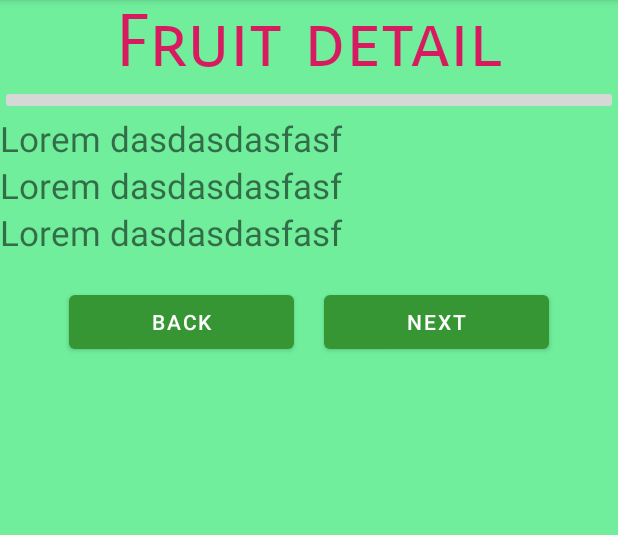
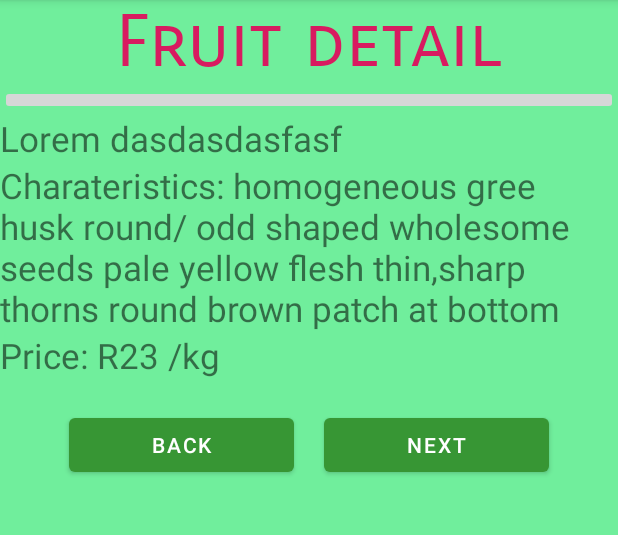
Before and after one commit to zakirzikri12/Fruit_Recognition, an Android app: the DetailFruits screen opened directly, with no data from a screen before it, on a phone screen of 412 x 824 dp, the part 84-619 px from its top. Run offline under Robolectric (Android 15) with nearby library versions, the phone set to English and light mode, and no system bars.

Commit message:
12th commit: Modify ui

```diff
--- a/app/src/main/AndroidManifest.xml
+++ b/app/src/main/AndroidManifest.xml
@@ -17,9 +17,6 @@
         android:supportsRtl="true"
         android:theme="@style/Theme.MLWithTensorFlowLite"
         android:usesCleartextTraffic = "true">
-
-
-
 
         <activity
             android:name=".MainActivity"
--- a/app/src/main/java/app/ij/mlwithtensorflowlite/DetailFruits.java
+++ b/app/src/main/java/app/ij/mlwithtensorflowlite/DetailFruits.java
@@ -61,7 +61,7 @@ public class DetailFruits extends AppCompatActivity {
             else if (story.equals("storyD")){
                 txtT.setText("Durian: D2");
                 imgT.setImageResource(R.drawable.d2);
-                txtS.setText("Lorem ipsum dolor sit amet, consectetur adipiscing elit. Sed hendrerit nisi nec quam condimentum, sit amet consequat lorem fermentum. Integer dictum");
+                txtS.setText("Durian D2 known as Durian sultan");
             }
             else if (story.equals("storyE")){
                 txtT.setText("Durian: D175");
--- a/app/src/main/res/layout/fruit_detail.xml
+++ b/app/src/main/res/layout/fruit_detail.xml
@@ -53,13 +53,13 @@
                 android:id="@+id/txtStory1"
                 android:layout_width="match_parent"
                 android:layout_height="wrap_content"
-                android:text="Lorem dasdasdasfasf"
+                android:text="Charateristics: homogeneous gree husk round/ odd shaped wholesome seeds pale yellow flesh thin,sharp thorns round brown patch at bottom"
                 android:textSize="23dp" />
             <TextView
                 android:id="@+id/txtStory2"
                 android:layout_width="match_parent"
                 android:layout_height="wrap_content"
-                android:text="Lorem dasdasdasfasf"
+                android:text="Price: R23 /kg"
                 android:textSize="23dp" />
         </LinearLayout>
 
--- a/app/src/main/res/layout/price_activity.xml
+++ b/app/src/main/res/layout/price_activity.xml
@@ -2,9 +2,9 @@
 <TableLayout xmlns:android="http://schemas.android.com/apk/res/android"
     android:layout_width="match_parent"
     android:layout_height="match_parent"
-    android:layout_marginTop="10dp"
     android:layout_gravity="center"
     android:gravity="center"
+    android:background="#70ee9c"
     android:paddingLeft="5dp"
     android:paddingRight="5dp">
 
```
Also changed, not shown: 1 other file.
